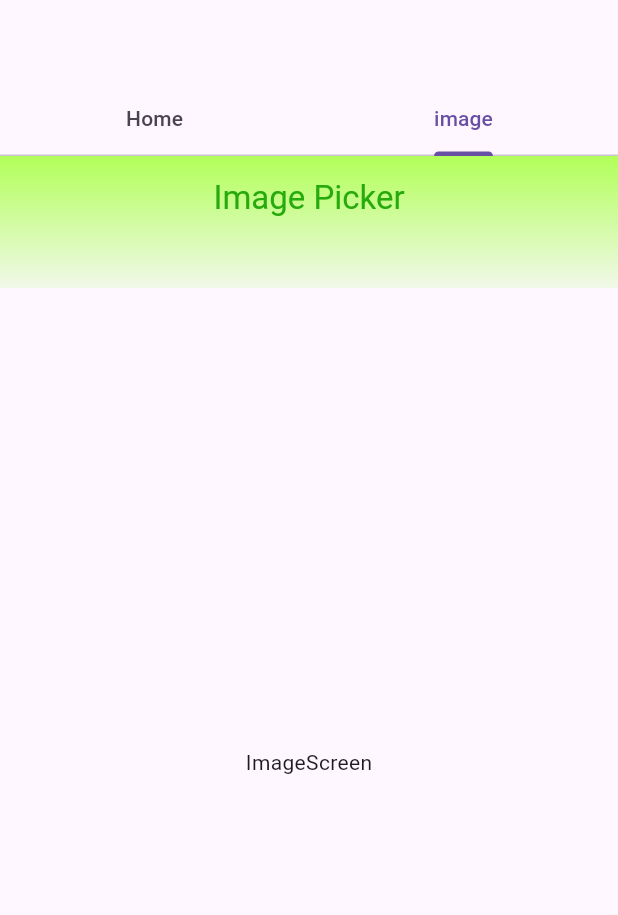
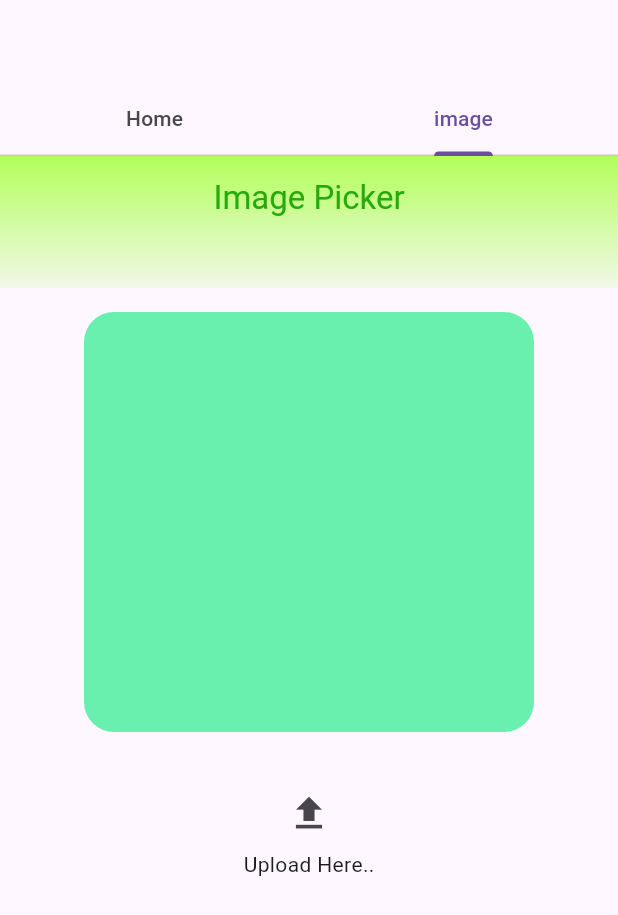
Before and after one commit to AthiraaAthi/fb_storage, a Flutter app: the screen it shows after launch, tab 2 chosen, on a phone screen of 412 x 824 dp. Shown: the top 915 px of the screen. Run offline on Flutter 3.47's test engine with Material 3 defaults, Android fonts, the phone set to English and light mode, and no system bars; our stand-ins replace cloud_firestore, firebase_core; accounts and stored records are empty.

Commit message:
setup the ui for image picker

```diff
--- a/lib/view/image_picker_screen/image_picker_screen.dart
+++ b/lib/view/image_picker_screen/image_picker_screen.dart
@@ -23,9 +23,32 @@ class ImagePickerScreen extends StatelessWidget {
         ),
         elevation: 0.0,
       ),
-      body: Column(
-        mainAxisAlignment: MainAxisAlignment.center,
-        children: [Center(child: Text("ImageScreen"))],
+      body: Padding(
+        padding: const EdgeInsets.all(16),
+        child: Column(
+          // mainAxisAlignment: MainAxisAlignment.center,
+          children: [
+            Container(
+              height: 280,
+              width: 300,
+              decoration: BoxDecoration(
+                  color: Colors.greenAccent,
+                  borderRadius: BorderRadius.circular(20)),
+            ),
+            SizedBox(
+              height: 30,
+            ),
+            Center(
+              child: IconButton(
+                  onPressed: () {},
+                  icon: Icon(
+                    Icons.upload,
+                    size: 30,
+                  )),
+            ),
+            Text("Upload Here..")
+          ],
+        ),
       ),
     );
   }
```
